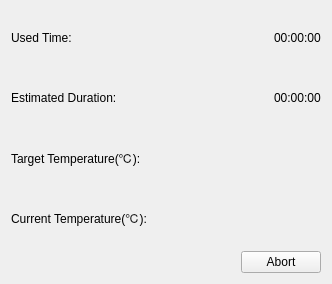
Qt form ServiceSW/Master/Components/Diagnostics/Forms/LevelSensorHeatingDialog.ui (Liyezhong/Master) before a commit.
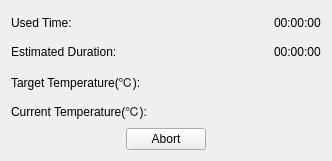
The same form after that commit.

```diff
--- a/ServiceSW/Master/Components/Diagnostics/Forms/LevelSensorHeatingDialog.ui
+++ b/ServiceSW/Master/Components/Diagnostics/Forms/LevelSensorHeatingDialog.ui
@@ -7,14 +7,14 @@
     <x>0</x>
     <y>0</y>
     <width>332</width>
-    <height>284</height>
+    <height>161</height>
    </rect>
   </property>
   <property name="windowTitle">
    <string>Form</string>
   </property>
   <layout class="QGridLayout" name="gridLayout">
-   <item row="0" column="0" colspan="2">
+   <item row="0" column="0">
     <layout class="QVBoxLayout" name="verticalLayout">
      <item>
       <layout class="QHBoxLayout" name="horizontalLayout">
@@ -143,24 +143,41 @@
     </layout>
    </item>
    <item row="1" column="0">
+    <layout class="QHBoxLayout" name="horizontalLayout_5">
+     <item>
     <spacer name="horizontalSpacer_5">
      <property name="orientation">
       <enum>Qt::Horizontal</enum>
      </property>
      <property name="sizeHint" stdset="0">
       <size>
-       <width>199</width>
-       <height>20</height>
+         <width>98</width>
+         <height>17</height>
       </size>
      </property>
     </spacer>
    </item>
-   <item row="1" column="1">
+     <item>
     <widget class="QPushButton" name="abortBtn">
      <property name="text">
       <string>Abort</string>
      </property>
     </widget>
+     </item>
+     <item>
+      <spacer name="horizontalSpacer_6">
+       <property name="orientation">
+        <enum>Qt::Horizontal</enum>
+       </property>
+       <property name="sizeHint" stdset="0">
+        <size>
+         <width>78</width>
+         <height>20</height>
+        </size>
+       </property>
+      </spacer>
+     </item>
+    </layout>
    </item>
   </layout>
  </widget>
```
Lines whose indentation alone changed are shown as unchanged.
